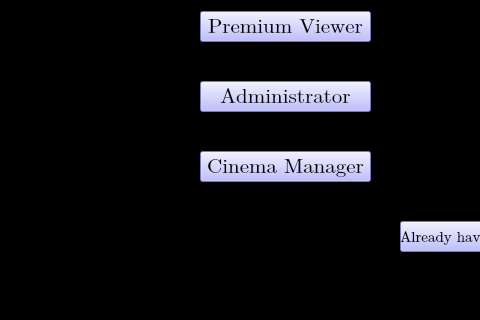
The window that Screens/Register Options.ui (JaveriaAzfar/CineFlix) describes before a commit, drawn with Qt 5; both pictures show x 0 to 480 and y 189 to 509 of the 590 by 509 pixel window.
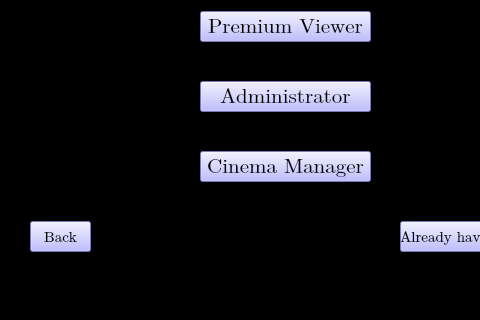
The same window after the commit.

Diff of the .ui file:
```diff
--- a/Screens/Register Options.ui
+++ b/Screens/Register Options.ui
@@ -257,6 +257,44 @@
      <string>Already have an account?</string>
     </property>
    </widget>
+   <widget class="QPushButton" name="backButton">
+    <property name="geometry">
+     <rect>
+      <x>30</x>
+      <y>410</y>
+      <width>61</width>
+      <height>31</height>
+     </rect>
+    </property>
+    <property name="font">
+     <font>
+      <family>Cambria Math</family>
+      <pointsize>11</pointsize>
+     </font>
+    </property>
+    <property name="styleSheet">
+     <string notr="true">QPushButton {
+    background-color: rgb(170, 170, 255);
+    color: rgb(0, 0, 0);
+
+}
+
+
+QPushButton:hover {
+    background-color: rgb(128, 120, 215);
+    color: rgb(0, 0, 0)
+}
+
+QPushButton:pressed {
+    background-color: rgb(85, 170, 127);
+    color: rgb(0, 0, 0)
+}
+</string>
+    </property>
+    <property name="text">
+     <string>Back</string>
+    </property>
+   </widget>
   </widget>
   <widget class="QMenuBar" name="menubar">
    <property name="geometry">
```
